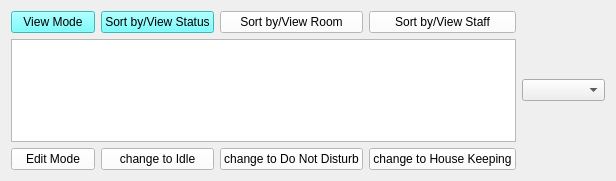
The window that layouts2/mainwindow.ui (mmywong/ezLCD_RoomStatusManager) describes before a commit, drawn with Qt 5.
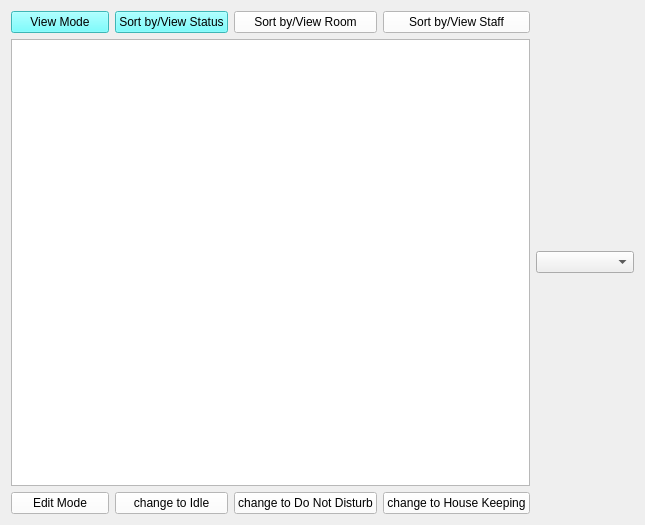
The same window after the commit.

The edit to the form file:
```diff
--- a/layouts2/mainwindow.ui
+++ b/layouts2/mainwindow.ui
@@ -6,8 +6,8 @@
    <rect>
     <x>0</x>
     <y>0</y>
-    <width>616</width>
-    <height>181</height>
+    <width>645</width>
+    <height>525</height>
    </rect>
   </property>
   <property name="windowTitle">
```
